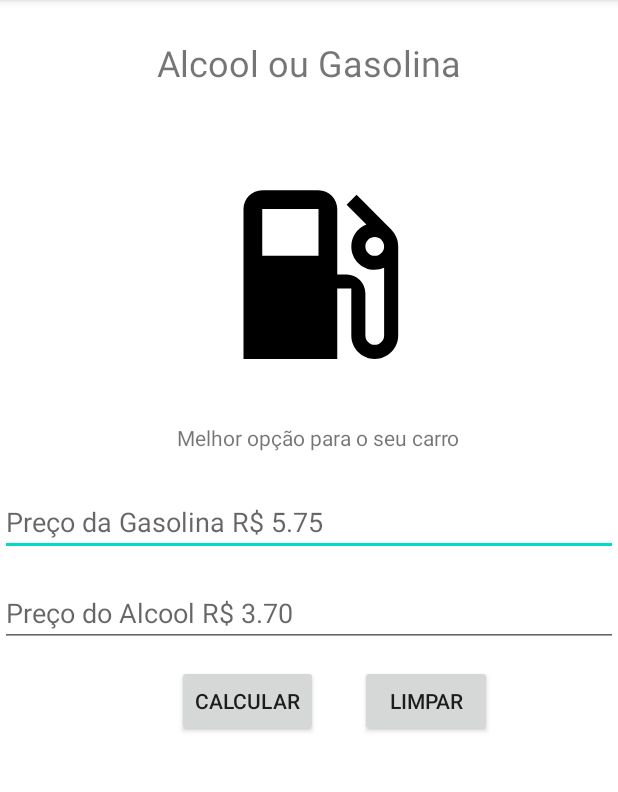
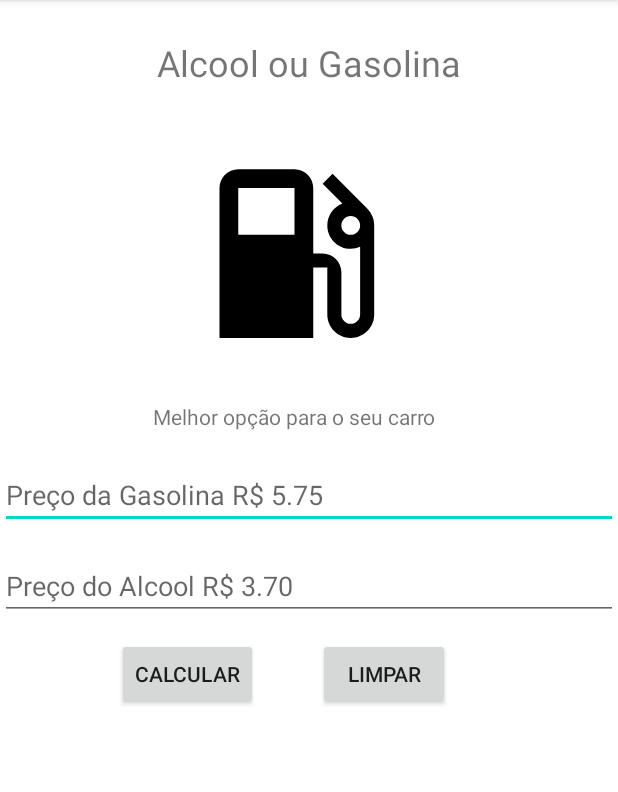
Before and after one commit to DaniloP85/mob-25-aplicacoes-android-aula3-gasolina, an Android app: the screen it shows after launch (MainActivity), on a phone screen of 412 x 824 dp, the part 84-876 px from its top. Run offline under Robolectric (Android 15) with nearby library versions, the phone set to English and light mode, and no system bars.

Commit message:
ajustes finos

```diff
--- a/app/src/main/res/layout/activity_main.xml
+++ b/app/src/main/res/layout/activity_main.xml
@@ -21,11 +21,11 @@
         android:id="@+id/icon_gasolina"
         android:layout_width="150dp"
         android:layout_height="150dp"
+        android:layout_marginTop="36dp"
+        android:layout_marginEnd="36dp"
         android:src="@drawable/ic_baseline_local_gas_station_24"
-        android:layout_marginTop="50dp"
-        android:layout_marginEnd="20dp"
-        app:layout_constraintTop_toBottomOf="@+id/txt_alcool_gasolina"
-        app:layout_constraintEnd_toEndOf="@+id/txt_alcool_gasolina" />
+        app:layout_constraintEnd_toEndOf="@+id/txt_alcool_gasolina"
+        app:layout_constraintTop_toBottomOf="@+id/txt_alcool_gasolina" />
 
     <androidx.appcompat.widget.AppCompatTextView
         android:id="@+id/txt_phrase"
@@ -41,12 +41,13 @@
         android:id="@+id/edit_txt_preco_gasolina"
         android:layout_width="match_parent"
         android:layout_height="wrap_content"
+        android:layout_marginTop="20dp"
+        android:hint="@string/preco_gasolina"
         android:inputType="numberDecimal"
-        android:hint="@string/preco_gasolina"
-        android:layout_marginTop="24dp"
-        app:layout_constraintTop_toBottomOf="@+id/txt_phrase"
         app:layout_constraintEnd_toEndOf="parent"
-        app:layout_constraintStart_toStartOf="parent" />
+        app:layout_constraintHorizontal_bias="0.0"
+        app:layout_constraintStart_toStartOf="parent"
+        app:layout_constraintTop_toBottomOf="@+id/txt_phrase" />
 
     <androidx.appcompat.widget.AppCompatEditText
         android:id="@+id/edit_txt_preco_alcool"
@@ -64,7 +65,7 @@
         android:layout_width="wrap_content"
         android:layout_height="wrap_content"
         android:layout_marginTop="12dp"
-        android:layout_marginEnd="200dp"
+        android:layout_marginEnd="240dp"
         android:text="@string/calcular"
         app:layout_constraintEnd_toEndOf="@+id/edit_txt_preco_alcool"
         app:layout_constraintTop_toBottomOf="@+id/edit_txt_preco_alcool" />
@@ -74,7 +75,7 @@
         android:layout_width="wrap_content"
         android:layout_height="wrap_content"
         android:layout_marginTop="12dp"
-        android:layout_marginEnd="84dp"
+        android:layout_marginEnd="112dp"
         android:text="@string/limpar"
         app:layout_constraintEnd_toEndOf="@+id/edit_txt_preco_alcool"
         app:layout_constraintTop_toBottomOf="@+id/edit_txt_preco_alcool" />
@@ -83,11 +84,12 @@
         android:id="@+id/txt_resultado_gasolina_alcool"
         android:layout_width="wrap_content"
         android:layout_height="wrap_content"
-        android:layout_marginTop="80dp"
+        android:layout_marginTop="236dp"
         android:text="@string/nenhuma_opcao"
+        android:textColor="@color/red"
         android:visibility="invisible"
-        app:layout_constraintEnd_toEndOf="@+id/btn_limpar"
+        app:layout_constraintEnd_toEndOf="@+id/icon_gasolina"
         app:layout_constraintHorizontal_bias="1.0"
-        app:layout_constraintStart_toStartOf="@+id/btn_limpar"
-        app:layout_constraintTop_toBottomOf="@+id/btn_limpar" />
+        app:layout_constraintStart_toStartOf="@+id/icon_gasolina"
+        app:layout_constraintTop_toBottomOf="@+id/icon_gasolina" />
 </androidx.constraintlayout.widget.ConstraintLayout>
--- a/app/src/main/res/values/colors.xml
+++ b/app/src/main/res/values/colors.xml
@@ -7,4 +7,5 @@
     <color name="teal_700">#FF018786</color>
     <color name="black">#FF000000</color>
     <color name="white">#FFFFFFFF</color>
+    <color name="red">#FF0000</color>
 </resources>
```
Also changed, not shown: 5 other files.
